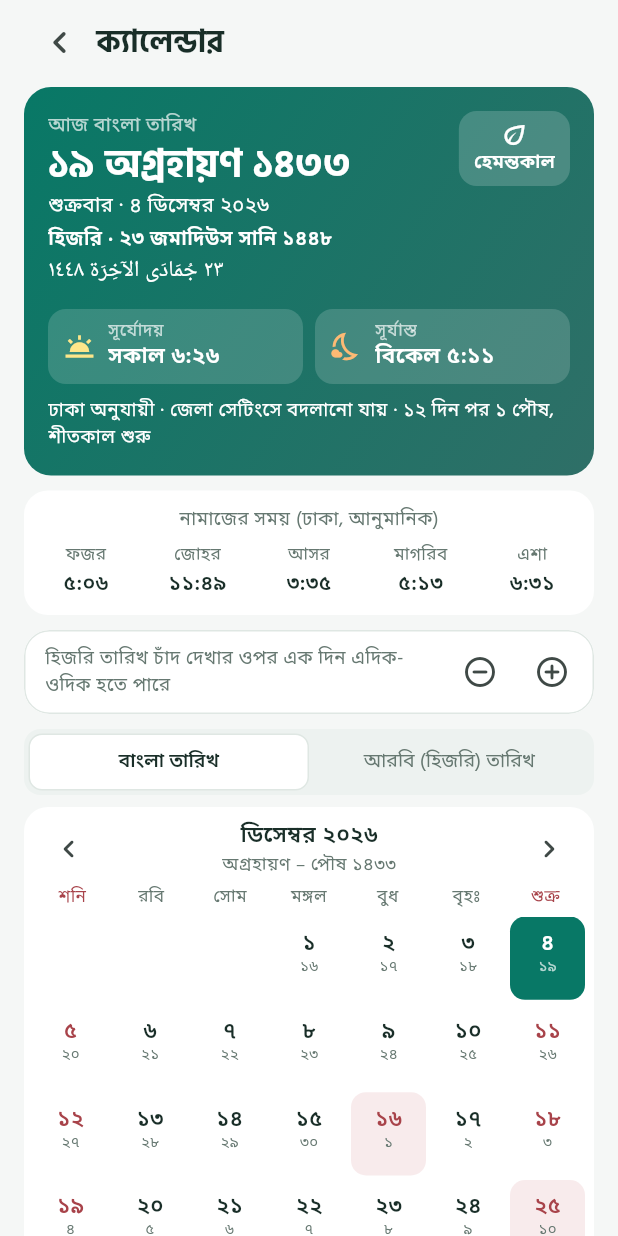
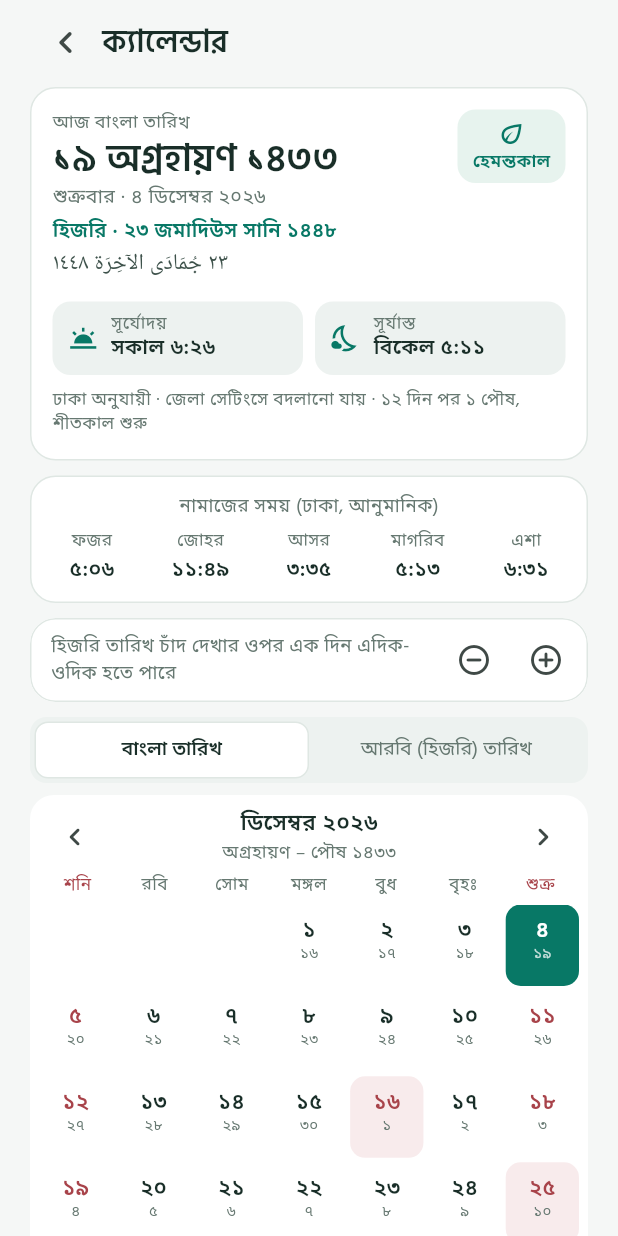
Before and after one commit to iamsaifsaiful/digital_brain, a Flutter app: the CalendarScreen screen opened directly, on a phone screen of 412 x 824 dp. Run offline on Flutter 3.47's test engine with Material 3 defaults, Android fonts, the phone set to English and light mode, and no system bars; our stand-ins replace clock, flutter_local_notifications, flutter_secure_storage, flutter_tts, image_picker, local_auth and 4 more; missing offline and left inert: cryptography, dart:ffi, file_selector; accounts and stored records are empty; network calls fail.

Commit message:
2.52.0+107: approved design on the rest — calendar and Premium cards flat, chat composer like home, no shadows, onAccent on accent fills, alarm FAB
Co-Authored-By: Claude Opus 5.5 <noreply@anthropic.com>
Claude-Session: https://claude.ai/code/session_01Nu14b7cdnEN47YuWkEga1M

```diff
--- a/lib/logic/strings_en.dart
+++ b/lib/logic/strings_en.dart
@@ -4059,4 +4059,5 @@ const enStrings = <String, String>{
   'দিনের কাজ, রিমাইন্ডার আর অভ্যাস': 'Your day\'s tasks, reminders and habits',
   'আয়-ব্যয়, ধার-দেনা আর অন্যান্য হিসাব': 'Income and spending, loans and other accounts',
   'আয়-ব্যয় আর ধার-দেনা': 'Income, spending and loans',
+  'প্রোফাইল, সেটিংস আর আরও সুবিধা': 'Profile, settings and more',
 };
--- a/lib/screens/assistant_bar.dart
+++ b/lib/screens/assistant_bar.dart
@@ -115,10 +115,6 @@ class _AssistantBarState extends State<AssistantBar> {
           key: const ValueKey('matches'),
           constraints: const BoxConstraints(maxHeight: 260),
           margin: const EdgeInsets.fromLTRB(12, 0, 12, 8),
-          decoration: BoxDecoration(
-            borderRadius: BorderRadius.circular(18),
-            boxShadow: [BoxShadow(color: Colors.black.withValues(alpha: C.dark ? 0.35 : 0.08), blurRadius: 16, offset: const Offset(0, 4))],
-          ),
           child: Material(
             color: C.surface,
             shape: RoundedRectangleBorder(borderRadius: BorderRadius.circular(18), side: BorderSide(color: C.line)),
--- a/lib/screens/calendar_screen.dart
+++ b/lib/screens/calendar_screen.dart
@@ -50,14 +50,14 @@ class _CalendarScreenState extends State<CalendarScreen> {
     Widget sunTile(IconData icon, Color c, String label, String value) => Expanded(
           child: Container(
             padding: const EdgeInsets.fromLTRB(10, 8, 10, 8),
-            decoration: BoxDecoration(color: Colors.white.withValues(alpha: 0.16), borderRadius: BorderRadius.circular(12)),
+            decoration: BoxDecoration(color: C.surface2, borderRadius: BorderRadius.circular(12)),
             child: Row(children: [
-              Icon(icon, color: c, size: 22),
+              Icon(icon, color: C.green, size: 21),
               const SizedBox(width: 8),
               Flexible(
                 child: Column(crossAxisAlignment: CrossAxisAlignment.start, children: [
-                  Text(label, style: body(11.5, color: Colors.white70, height: 1.2)),
-                  Text(value, style: body(15, weight: FontWeight.w600, color: Colors.white, height: 1.3)),
+                  Text(label, style: body(11.5, color: C.muted, height: 1.2)),
+                  Text(value, style: body(14, weight: FontWeight.w600, height: 1.3)),
                 ]),
               ),
             ]),
@@ -70,37 +70,35 @@ class _CalendarScreenState extends State<CalendarScreen> {
         // abrupt — the tabs change by a tap; a swipe on the month turns the month.)
         child: Builder(
           builder: (context) => ListView(
-            padding: const EdgeInsets.fromLTRB(16, 4, 16, 24),
+            padding: const EdgeInsets.fromLTRB(20, 4, 20, 24),
             children: [
               Row(children: [
                 IconButton(tooltip: tr('ফিরে যান'), onPressed: () => Navigator.of(context).maybePop(), icon: const Icon(Icons.chevron_left_rounded, size: 30)),
-                Expanded(child: Text(tr('ক্যালেন্ডার'), style: display(21, weight: 700))),
+                Expanded(child: Text(tr('ক্যালেন্ডার'), style: display(21, weight: 600))),
               ]),
               const SizedBox(height: 6),
+              // A flat card like the rest (approved design: no coloured blocks).
               Container(
-                padding: const EdgeInsets.all(16),
-                decoration: BoxDecoration(
-                  borderRadius: BorderRadius.circular(18),
-                  gradient: LinearGradient(colors: [C.green, C.teal], begin: Alignment.topLeft, end: Alignment.bottomRight),
-                ),
+                padding: const EdgeInsets.all(14),
+                decoration: BoxDecoration(color: C.surface, borderRadius: BorderRadius.circular(17), border: Border.all(color: C.border)),
                 child: Column(crossAxisAlignment: CrossAxisAlignment.start, children: [
                   Row(crossAxisAlignment: CrossAxisAlignment.start, children: [
                     Expanded(
                       child: Column(crossAxisAlignment: CrossAxisAlignment.start, children: [
-                        Text(picked == today ? tr('আজ বাংলা তারিখ') : tr('বাংলা তারিখ'), style: body(13, color: Colors.white70)),
-                        Text(bd.text, style: display(26, weight: 700, color: Colors.white, height: 1.3)),
-                        Text('${weekdayName(picked)} · ${bnDigits(picked.day)} ${monthName(picked.month)} ${bnDigits(picked.year)}', style: body(13.5, color: Colors.white)),
+                        Text(picked == today ? tr('আজ বাংলা তারিখ') : tr('বাংলা তারিখ'), style: body(12, color: C.muted)),
+                        Text(bd.text, style: display(25, weight: 600, height: 1.3)),
+                        Text('${weekdayName(picked)} · ${bnDigits(picked.day)} ${monthName(picked.month)} ${bnDigits(picked.year)}', style: body(13, color: C.muted)),
                         const SizedBox(height: 2),
-                        Text(trf('হিজরি · {0}', [hj.short]), style: body(13.5, weight: FontWeight.w600, color: Colors.white)),
-                        Text(hj.arabic, textDirection: TextDirection.rtl, style: const TextStyle(fontSize: 15, color: Colors.white, height: 1.5)),
+                        Text(trf('হিজরি · {0}', [hj.short]), style: body(13.5, weight: FontWeight.w600, color: C.green)),
+                        Text(hj.arabic, textDirection: TextDirection.rtl, style: TextStyle(fontSize: 15, color: C.muted2, height: 1.5)),
                       ]),
                     ),
                     Container(
                       padding: const EdgeInsets.symmetric(horizontal: 10, vertical: 6),
-                      decoration: BoxDecoration(color: Colors.white.withValues(alpha: 0.18), borderRadius: BorderRadius.circular(12)),
+                      decoration: BoxDecoration(color: C.greenTint, borderRadius: BorderRadius.circular(12)),
                       child: Column(children: [
-                        const Icon(Icons.eco_outlined, color: Colors.white, size: 20),
-                        Text(trf('{0}কাল', [bd.season]), style: body(12.5, weight: FontWeight.w600, color: Colors.white)),
+                        Icon(Icons.eco_outlined, color: C.green, size: 20),
+                        Text(trf('{0}কাল', [bd.season]), style: body(12, weight: FontWeight.w600, color: C.green)),
                       ]),
                     ),
                   ]),
@@ -116,13 +114,13 @@ class _CalendarScreenState extends State<CalendarScreen> {
                         place.label,
                         picked == today ? ' · ${bnDigits(toNext)} ${tr('দিন পর')} ${bnDigits(1)} ${nextBd.monthName}${nextBd.month % 2 == 0 ? ', ${trf('{0}কাল শুরু', [nextBd.season])}' : ''}' : ''
                       ]),
-                      style: body(12.5, color: Colors.white, height: 1.45)),
+                      style: body(11.5, color: C.muted, height: 1.45)),
                 ]),
               ),
               const SizedBox(height: 10),
               Container(
                 padding: const EdgeInsets.fromLTRB(4, 10, 4, 10),
-                decoration: BoxDecoration(color: C.surface, borderRadius: BorderRadius.circular(16)),
+                decoration: BoxDecoration(color: C.surface, borderRadius: BorderRadius.circular(17), border: Border.all(color: C.border)),
                 child: Column(children: [
                   Padding(
                     padding: const EdgeInsets.fromLTRB(10, 0, 10, 6),
@@ -326,7 +324,7 @@ class _CalendarScreenState extends State<CalendarScreen> {
     final hol = holidayOn(d) != null;
     final weekend = isWeekend(d);
     final bg = isToday ? C.green : (hol ? C.roseTint : Colors.transparent);
-    final fg = isToday ? Colors.white : (hol || weekend ? _red : C.ink);
+    final fg = isToday ? C.onAccent : (hol || weekend ? _red : C.ink);
     return InkWell(
       key: Key('day-${d.year}-${d.month}-${d.day}'),
       borderRadius: BorderRadius.circular(10),
@@ -339,12 +337,12 @@ class _CalendarScreenState extends State<CalendarScreen> {
         child: Column(mainAxisAlignment: MainAxisAlignment.center, children: [
           Text(bnDigits(d.day), style: body(14.5, weight: FontWeight.w600, color: fg, height: 1.2)),
           Text(_side == CalSide.bangla ? bnDigits(banglaDate(d).day) : bnDigits(hijriDate(d, adjust: brain.number('hijri_adjust')).day),
-              style: body(10, color: isToday ? Colors.white70 : (_side == CalSide.arabic ? C.teal : C.muted), height: 1.2)),
+              style: body(10, color: isToday ? C.onAccent.withValues(alpha: 0.75) : (_side == CalSide.arabic ? C.teal : C.muted), height: 1.2)),
           Container(
             width: 5,
             height: 5,
             margin: const EdgeInsets.only(top: 1),
-            decoration: BoxDecoration(shape: BoxShape.circle, color: busy ? (isToday ? Colors.white : C.orange) : Colors.transparent),
+            decoration: BoxDecoration(shape: BoxShape.circle, color: busy ? (isToday ? C.onAccent : C.orange) : Colors.transparent),
           ),
         ]),
       ),
--- a/lib/screens/compass_screen.dart
+++ b/lib/screens/compass_screen.dart
@@ -120,7 +120,7 @@ class _CompassScreenState extends State<CompassScreen> {
                       width: 44,
                       height: 44,
                       decoration: BoxDecoration(color: facing ? C.green : C.greenTint, borderRadius: BorderRadius.circular(12)),
-                      child: Icon(Icons.mosque_outlined, color: facing ? Colors.white : C.green),
+                      child: Icon(Icons.mosque_outlined, color: facing ? C.onAccent : C.green),
                     ),
                     const SizedBox(width: 12),
                     Expanded(
--- a/lib/screens/feedback_screen.dart
+++ b/lib/screens/feedback_screen.dart
@@ -387,9 +387,9 @@ class _FeedbackThreadScreenState extends State<FeedbackThreadScreen> {
               IconButton.filled(
                 key: const Key('reply-send'),
                 tooltip: tr('পাঠান'),
-                style: IconButton.styleFrom(backgroundColor: C.green, foregroundColor: Colors.white),
+                style: IconButton.styleFrom(backgroundColor: C.green, foregroundColor: C.onAccent),
                 onPressed: _busy ? null : _send,
-                icon: _busy ? const SizedBox(width: 18, height: 18, child: CircularProgressIndicator(strokeWidth: 2, color: Colors.white)) : const Icon(Icons.send_rounded),
+                icon: _busy ? SizedBox(width: 18, height: 18, child: CircularProgressIndicator(strokeWidth: 2, color: C.onAccent)) : const Icon(Icons.send_rounded),
               ),
             ]),
           ),
--- a/lib/screens/health_screens.dart
+++ b/lib/screens/health_screens.dart
@@ -146,7 +146,7 @@ class HabitsScreen extends StatelessWidget {
                                     color: h.doneOn(d) ? C.green : Colors.transparent,
                                     border: Border.all(color: h.doneOn(d) ? C.green : (d == today ? C.green : C.line), width: 1.5),
                                   ),
-                                  child: h.doneOn(d) ? const Icon(Icons.check_rounded, size: 18, color: Colors.white) : null,
+                                  child: h.doneOn(d) ? Icon(Icons.check_rounded, size: 18, color: C.onAccent) : null,
                                 ),
                               ]),
                             ),
--- a/lib/screens/money_more_screens.dart
+++ b/lib/screens/money_more_screens.dart
@@ -466,9 +466,9 @@ class _ReportScreenState extends State<ReportScreen> {
                             FilledButton.icon(
                               key: const Key('fix-categories'),
                               onPressed: () => Navigator.of(context).push(MaterialPageRoute(builder: (_) => FixCategoriesScreen(month: m))),
-                              style: FilledButton.styleFrom(backgroundColor: C.green, foregroundColor: Colors.white),
+                              style: FilledButton.styleFrom(backgroundColor: C.green, foregroundColor: C.onAccent),
                               icon: const Icon(Icons.category_outlined, size: 18),
-                              label: Text(tr('খাত ঠিক করুন'), style: body(14.5, weight: FontWeight.w600, color: Colors.white)),
+                              label: Text(tr('খাত ঠিক করুন'), style: body(14.5, weight: FontWeight.w600, color: C.onAccent)),
                             ),
                           ]),
                         ),
--- a/lib/screens/search_screen.dart
+++ b/lib/screens/search_screen.dart
@@ -117,7 +117,7 @@ class _SearchScreenState extends State<SearchScreen> {
                 child: Container(
                   height: 48,
                   padding: const EdgeInsets.only(left: 14, right: 4),
-                  decoration: BoxDecoration(color: C.surface, borderRadius: BorderRadius.circular(24), border: Border.all(color: C.green, width: 1.6)),
+                  decoration: BoxDecoration(color: C.surface, borderRadius: BorderRadius.circular(15), border: Border.all(color: C.green, width: 1.2)),
                   child: Row(children: [
                     Icon(Icons.search_rounded, color: C.muted, size: 20),
                     const SizedBox(width: 8),
--- a/lib/screens/tasks_screen.dart
+++ b/lib/screens/tasks_screen.dart
@@ -327,7 +327,7 @@ class _TasksScreenState extends State<TasksScreen> {
                       tooltip: tr('যোগ করুন'),
                       style: IconButton.styleFrom(backgroundColor: C.green, minimumSize: const Size(52, 52)),
                       onPressed: _add,
-                      icon: const Icon(Icons.add_rounded, color: Colors.white),
+                      icon: Icon(Icons.add_rounded, color: C.onAccent),
                     ),
                   ]),
                 ),
--- a/lib/ui/early_picker.dart
+++ b/lib/ui/early_picker.dart
@@ -73,7 +73,7 @@ class EarlyPicker extends StatelessWidget {
     final none = days == 0 && minutes == 0;
     final custom = !none && !(minutes > 0 && _minuteChoices.contains(minutes)) && !(days > 0 && _dayChoices.contains(days));
     Widget chip(String label, bool on, VoidCallback tap) => ChoiceChip(
-          label: Text(label, style: body(14, color: on ? Colors.white : C.ink)),
+          label: Text(label, style: body(14, color: on ? C.onAccent : C.ink)),
           selected: on,
           showCheckmark: false,
           selectedColor: C.fill,
--- a/pubspec.yaml
+++ b/pubspec.yaml
@@ -1,7 +1,7 @@
 name: digital_brain
 description: My Assistant — আপনার ব্যক্তিগত সহকারী। কাজের তালিকা, রিমাইন্ডার, ফোন-মেসেজ, বাকি ও লেনদেন, নোট আর পাসওয়ার্ড — মুখে বলুন বা লিখুন।
 publish_to: 'none'
-version: 2.51.0+106
+version: 2.52.0+107
 
 environment:
   sdk: '>=3.6.0 <4.0.0'
```
Also changed, not shown: lib/screens/alarm_list_screen.dart (+5 -3 lines), lib/screens/chat_home.dart (+10 -10 lines), lib/screens/more_screen.dart (+8 -7 lines), lib/screens/pro_screen.dart (+5 -8 lines), 1 other file.
